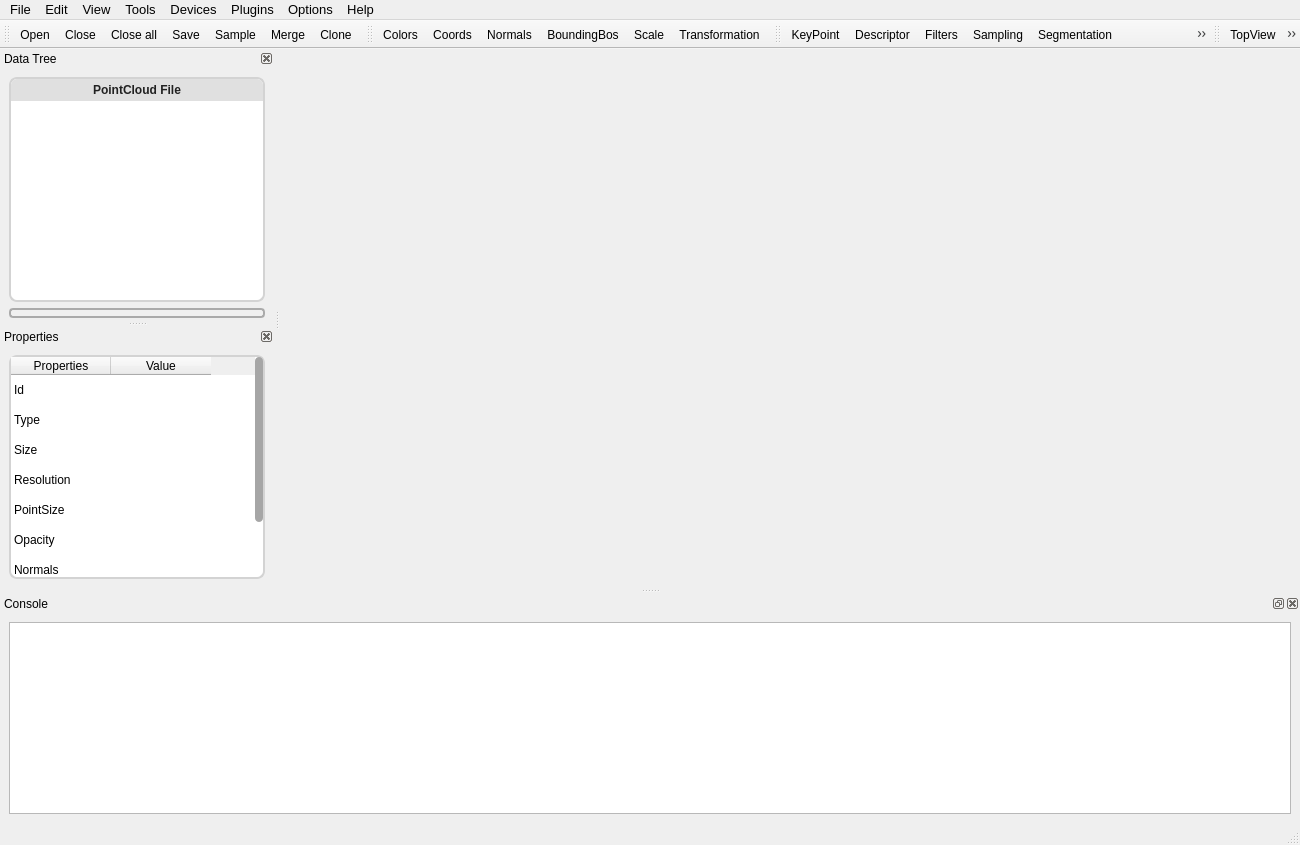
Libaocheng3811/CloudTool2, file cloudtool/mainwindow.ui: the form before one commit.
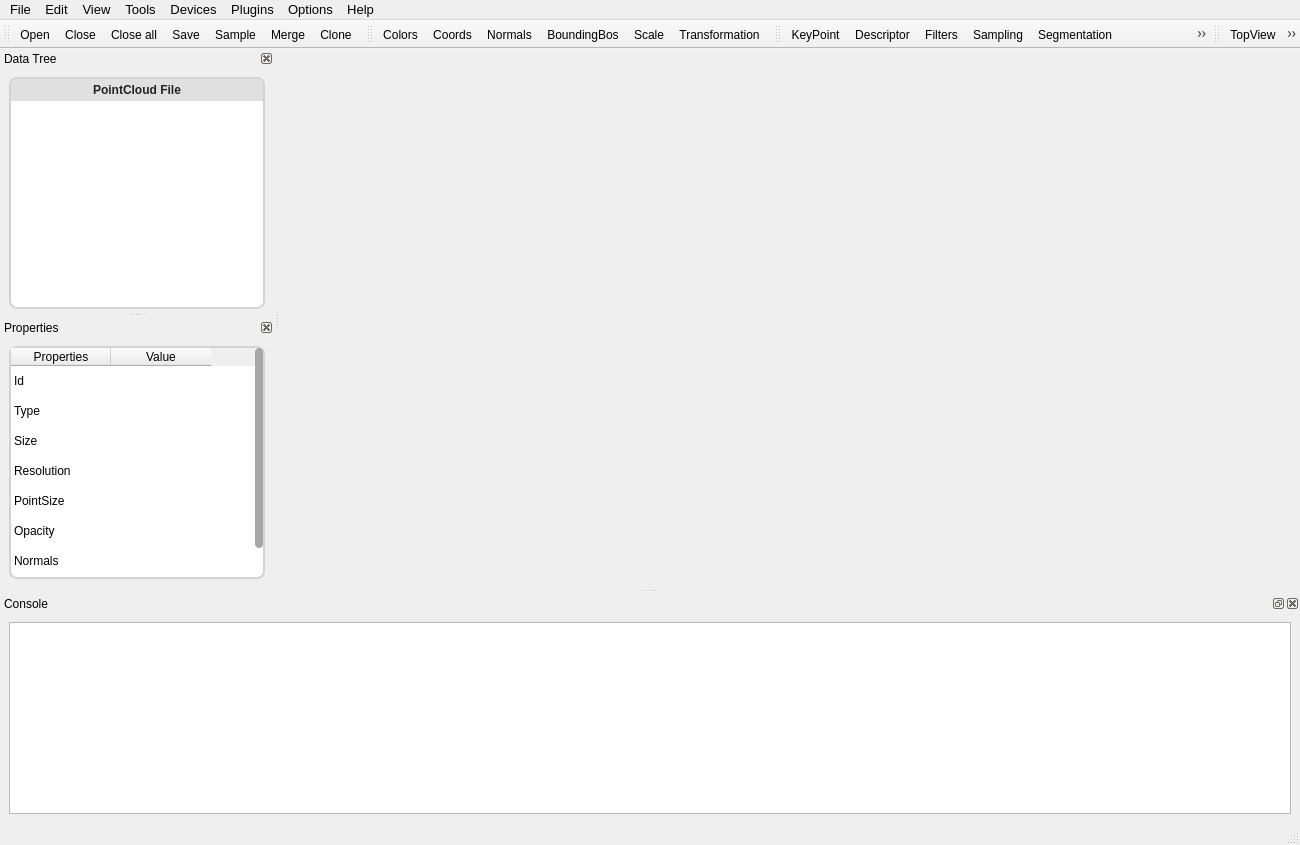
The form after the commit. Icons and pictures are not drawn. Custom widgets are drawn as their Qt base class.

What changed in the file:
```diff
--- a/cloudtool/mainwindow.ui
+++ b/cloudtool/mainwindow.ui
@@ -267,46 +267,6 @@
        </column>
       </widget>
      </item>
-     <item>
-      <widget class="QProgressBar" name="progress_bar">
-       <property name="maximumSize">
-        <size>
-         <width>16777215</width>
-         <height>10</height>
-        </size>
-       </property>
-       <property name="styleSheet">
-        <string notr="true">QProgressBar {
-    border: 2px solid #aaa;
-    border-radius: 4px;
-    background-color: #f0f0f0;
-    text-align: center;
-    height: 10px;  /* 可选：设定固定高度 */
-}
-
-QProgressBar::chunk {
-    border-radius: 4px;
-    background-color: qlineargradient(
-        x1: 0, y1: 0, x2: 1, y2: 0,
-        stop: 0 #4caf50,  /* 深绿色 */
-        stop: 1 #8bc34a   /* 浅绿色 */
-    );
-}</string>
-       </property>
-       <property name="maximum">
-        <number>0</number>
-       </property>
-       <property name="value">
-        <number>-1</number>
-       </property>
-       <property name="textVisible">
-        <bool>false</bool>
-       </property>
-       <property name="orientation">
-        <enum>Qt::Horizontal</enum>
-       </property>
-      </widget>
-     </item>
     </layout>
    </widget>
   </widget>
```
